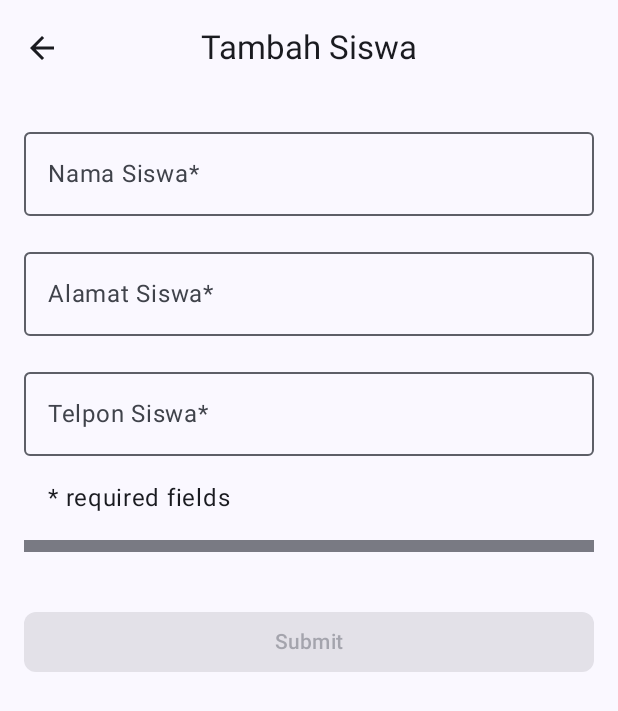
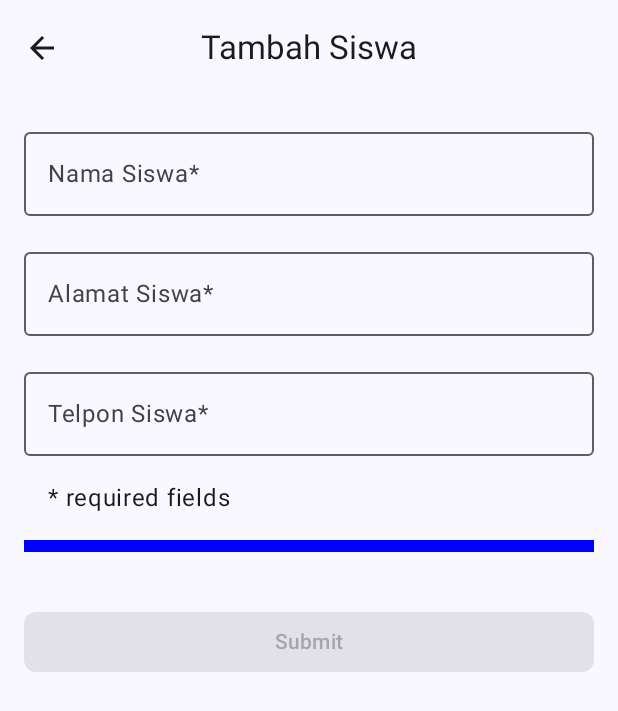
Before and after one commit to rossakyl/0215_RoomDatabase, an Android app built with Jetpack Compose: the EntrySiswaScreen screen opened through its navigation route, on a phone screen of 412 x 824 dp. Shown: the top 711 px of the screen. Run offline under Robolectric (Android 15) with nearby library versions, the phone set to English and light mode, and no system bars; our stand-ins replace Room's generated code; 4 statements that could not run were skipped.

Commit message:
tambah EntrySiswaScreen, EntrySiswaBody, dan FormInputSiswa untuk input data siswa

```diff
--- a/app/src/main/java/com/example/roomdatabase/view/HalamanEntry.kt
+++ b/app/src/main/java/com/example/roomdatabase/view/HalamanEntry.kt
@@ -8,8 +8,8 @@ import androidx.compose.foundation.rememberScrollState
 import androidx.compose.foundation.text.KeyboardOptions
 import androidx.compose.foundation.verticalScroll
 import androidx.compose.material3.Button
-import androidx.compose.material3.Divider
 import androidx.compose.material3.ExperimentalMaterial3Api
+import androidx.compose.material3.HorizontalDivider
 import androidx.compose.material3.MaterialTheme
 import androidx.compose.material3.OutlinedTextField
 import androidx.compose.material3.Scaffold
@@ -18,24 +18,20 @@ import androidx.compose.material3.TopAppBarDefaults
 import androidx.compose.runtime.Composable
 import androidx.compose.runtime.rememberCoroutineScope
 import androidx.compose.ui.Modifier
+import androidx.compose.ui.graphics.Color
 import androidx.compose.ui.input.nestedscroll.nestedScroll
 import androidx.compose.ui.res.dimensionResource
 import androidx.compose.ui.res.stringResource
 import androidx.compose.ui.text.input.KeyboardType
 import androidx.lifecycle.viewmodel.compose.viewModel
 import com.example.roomdatabase.R
-import com.example.roomdatabase.uicontroller.DestinasiNavigasi
+import com.example.roomdatabase.uicontroller.DestinasiEntry
 import com.example.roomdatabase.uicontroller.SiswaTopAppBar
 import com.example.roomdatabase.viewmodel.DetailSiswa
 import com.example.roomdatabase.viewmodel.EntryViewModel
 import com.example.roomdatabase.viewmodel.PenyediaViewModel
 import com.example.roomdatabase.viewmodel.UIStateSiswa
 import kotlinx.coroutines.launch
-
-object DestinasiEntry: DestinasiNavigasi {
-    override val route = "item_entry"
-    override val titleRes = R.string.entry_siswa
-}
 
 @OptIn(ExperimentalMaterial3Api::class)
 @Composable
@@ -144,9 +140,13 @@ fun FormInputSiswa(
                 modifier = Modifier.padding(start = dimensionResource(id = R.dimen.padding_medium))
             )
         }
-        Divider(
-            thickness = dimensionResource(R.dimen.padding_small),
-            modifier = Modifier.padding(bottom = dimensionResource(R.dimen.padding_medium))
+        HorizontalDivider(
+            modifier = Modifier.padding(bottom =
+                dimensionResource(id = R.dimen.padding_medium)),
+
+            thickness = dimensionResource(id = R.dimen.padding_small),
+
+            color = Color.Blue
         )
     }
 }
```
